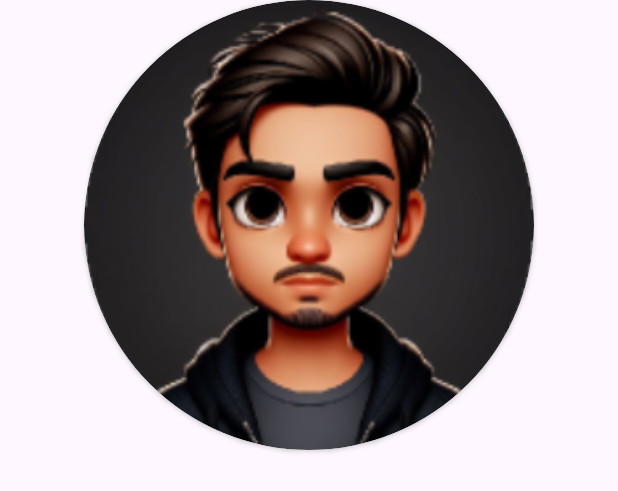
After one commit to VKShubham/Lagani, an Android app: the layout profile_dialog.xml on its own in the app's theme, with its tools: preview values and no code run, on a phone screen of 412 x 824 dp. The commit adds this screen. Shown: the top 491 px of the screen. Run offline under Robolectric (Android 15) with nearby library versions, the phone set to English and light mode, and no system bars; Roboto replaces fonts that are not available here.

Commit message:
Profile Image Dialog Created

```diff
--- a/app/src/main/java/com/example/lagani20/RegisterLogin/UpdateProfile.java
+++ b/app/src/main/java/com/example/lagani20/RegisterLogin/UpdateProfile.java
@@ -80,7 +80,9 @@ public class UpdateProfile extends AppCompatActivity {
 
         ref.putFile(selectedImageUri).addOnSuccessListener(taskSnapshot -> {
             progressDialog.dismiss();
-            Toast.makeText(this, "Image Uploaded Successfully", Toast.LENGTH_SHORT).show();
+            ref.getFile(new File(getCacheDir(), "temp.jpg")).addOnSuccessListener(taskSnapshot1 -> {
+                Toast.makeText(this, "Image Uploaded Successfully", Toast.LENGTH_SHORT).show();
+            });
         }).addOnFailureListener(e -> {
             progressDialog.dismiss();
             Toast.makeText(this, "Photo Is Not Uploaded", Toast.LENGTH_SHORT).show();
--- a/app/src/main/res/layout/cardformat.xml
+++ b/app/src/main/res/layout/cardformat.xml
@@ -12,8 +12,8 @@
         android:layout_width="319dp"
         android:layout_height="29dp"
         android:layout_alignParentLeft="true"
-        android:layout_marginLeft="23dp"
         android:layout_alignParentTop="true"
+        android:layout_gravity="center_horizontal"
         android:layout_marginTop="12dp"
         android:text="Lotus Fly Restaurant"
         android:textAppearance="@style/lotus_fly_r"
--- /dev/null
+++ b/app/src/main/res/layout/profile_dialog.xml
@@ -0,0 +1,38 @@
+<LinearLayout
+    xmlns:android="http://schemas.android.com/apk/res/android"
+    android:layout_width="match_parent"
+    android:layout_height="match_parent"
+    android:orientation="vertical"
+    android:layout_gravity="center_vertical"
+    android:background="@android:color/transparent">
+
+    <androidx.cardview.widget.CardView
+        android:layout_width="300dp"
+        android:layout_height="300dp"
+        app:cardCornerRadius="250dp"
+        android:layout_gravity="center"
+        app:cardBackgroundColor="@color/white"
+        layout_height=""
+        xmlns:app="http://schemas.android.com/apk/res-auto"
+        xmlns:android="http://schemas.android.com/apk/res/android">
+
+        <androidx.cardview.widget.CardView
+            android:layout_width="300dp"
+            android:layout_height="300dp"
+            app:cardCornerRadius="250dp"
+            android:layout_gravity="center">
+
+            <ImageView
+                android:id="@+id/person_img"
+                android:layout_width="300dp"
+                android:layout_height="300dp"
+                android:scaleType="centerCrop"
+                android:background="@drawable/round_photo"
+                android:src="@drawable/big_person_icon"
+                />
+
+
+        </androidx.cardview.widget.CardView>
+
+    </androidx.cardview.widget.CardView>
+</LinearLayout>
```
Also changed, not shown: app/src/main/java/com/example/lagani20/Dashboard/DonorDashboard.java (+44 -9 lines).
